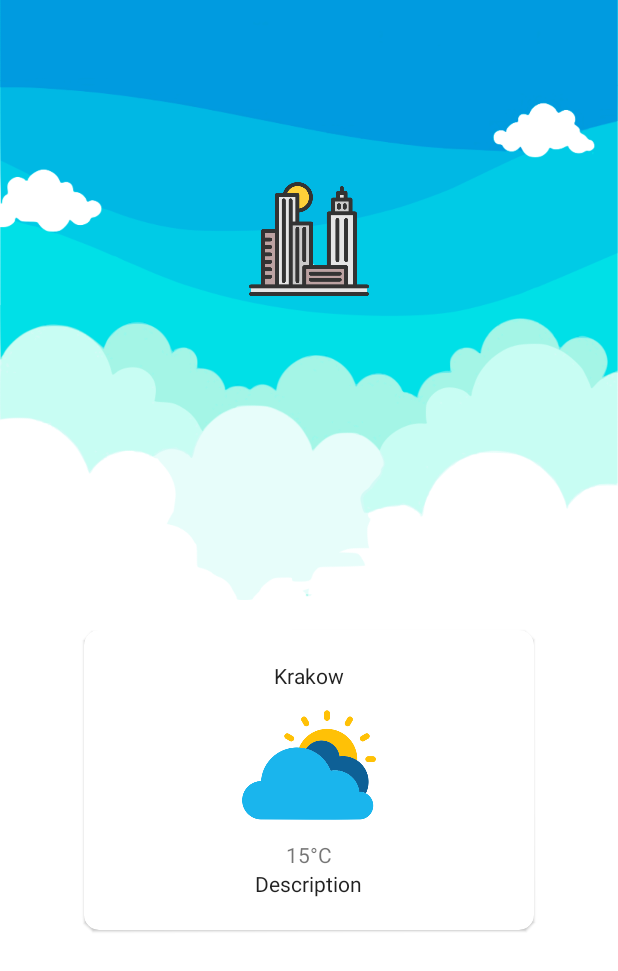
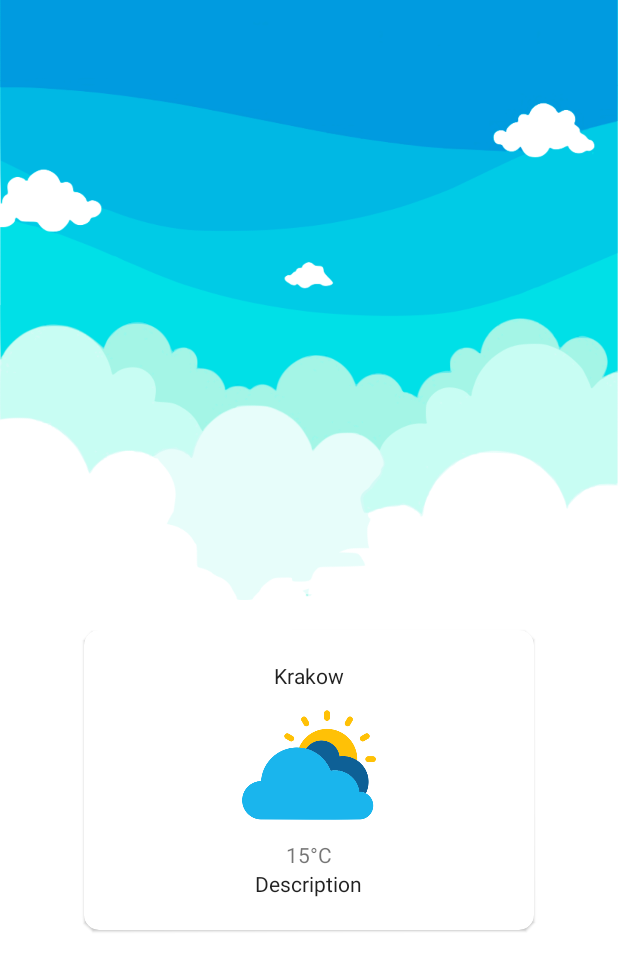
Before and after one commit to rawanmz/YelpApp, an Android app: the layout fragment_weather.xml on its own in the app's theme, with its tools: preview values and no code run, on a phone screen of 412 x 824 dp. Shown: the top 971 px of the screen. Run offline under Robolectric (Android 15) with nearby library versions, the phone set to English and light mode, and no system bars; network calls fail.

Commit message:
Store Search Results Locally using Room Database

```diff
--- a/app/src/main/AndroidManifest.xml
+++ b/app/src/main/AndroidManifest.xml
@@ -19,7 +19,6 @@
         android:roundIcon="@mipmap/ic_launcher_round"
         android:supportsRtl="true"
         android:theme="@style/Theme.YelpApp">
-
         <!--
              The API key for Google Maps-based APIs is defined as a string resource.
              (See the file "res/values/google_maps_api.xml").
--- a/app/src/main/java/com/bignerdranch/android/yelpapp/api/YelpApi.kt
+++ b/app/src/main/java/com/bignerdranch/android/yelpapp/api/YelpApi.kt
@@ -10,7 +10,8 @@ interface YelpApi {
     suspend fun searchRestaurants(
         @Header("Authorization") authHeader: String,
         @Query("term") searchTerm: String,
-        @Query("location") location: String
+        @Query("latitude") lat: String,
+        @Query("longitude") lon:String
     ): RestaurantResponse
 
     @GET("businesses/search")
--- a/app/src/main/java/com/bignerdranch/android/yelpapp/data/Weather.kt
+++ b/app/src/main/java/com/bignerdranch/android/yelpapp/data/Weather.kt
@@ -1,6 +1,5 @@
 package com.bignerdranch.android.yelpapp.data
 
-import com.google.gson.annotations.SerializedName
 
 data class Weather(
     val temp_c: Double,
--- a/app/src/main/res/layout/fragment_weather.xml
+++ b/app/src/main/res/layout/fragment_weather.xml
@@ -1,22 +1,23 @@
 <?xml version="1.0" encoding="utf-8"?>
-<androidx.constraintlayout.widget.ConstraintLayout xmlns:android="http://schemas.android.com/apk/res/android"
+<androidx.constraintlayout.widget.ConstraintLayout
+    xmlns:android="http://schemas.android.com/apk/res/android"
     xmlns:app="http://schemas.android.com/apk/res-auto"
     xmlns:tools="http://schemas.android.com/tools"
     android:layout_width="match_parent"
     android:layout_height="match_parent"
     android:background="@android:color/white"
-    tools:context=".MainActivity">
+>
 
 
-    <ImageView
-        android:layout_width="80dp"
-        android:layout_height="80dp"
-        android:layout_marginBottom="75dp"
-        android:elevation="5dp"
-        android:src="@drawable/town"
-        app:layout_constraintBottom_toBottomOf="@+id/cardview"
-        app:layout_constraintEnd_toEndOf="parent"
-        app:layout_constraintStart_toStartOf="parent" />
+<!--    <ImageView-->
+<!--        android:layout_width="80dp"-->
+<!--        android:layout_height="80dp"-->
+<!--        android:layout_marginBottom="75dp"-->
+<!--        android:elevation="5dp"-->
+<!--        android:src="@drawable/town"-->
+<!--        app:layout_constraintBottom_toBottomOf="@+id/cardview"-->
+<!--        app:layout_constraintEnd_toEndOf="parent"-->
+<!--        app:layout_constraintStart_toStartOf="parent" />-->
 
     <View
 
@@ -47,11 +48,7 @@
             android:gravity="center"
             android:orientation="vertical">
 
-            <EditText
-                android:id="@+id/search_edit"
-                android:layout_width="match_parent"
-                android:layout_height="wrap_content"
-                android:layout_margin="25dp" />
+
         </LinearLayout>
     </androidx.cardview.widget.CardView>
 
@@ -90,8 +87,7 @@
                 android:id="@+id/temp"
                 android:layout_width="wrap_content"
                 android:layout_height="wrap_content"
-                android:text="15°C"
-                />
+                android:text="@string/temp" />
 
             <TextView
                 android:id="@+id/desc"
@@ -104,15 +100,4 @@
         </LinearLayout>
     </androidx.cardview.widget.CardView>
 
-    <com.google.android.material.floatingactionbutton.FloatingActionButton
-        android:id="@+id/floating_search"
-        android:layout_width="wrap_content"
-        android:layout_height="wrap_content"
-        android:layout_marginEnd="40dp"
-        android:src="@drawable/ic_search"
-        app:layout_constraintBottom_toBottomOf="@+id/cardview"
-        app:layout_constraintEnd_toEndOf="parent"
-        app:layout_constraintTop_toTopOf="@+id/cardview"
-        app:layout_constraintVertical_bias="0.0" />
-
 </androidx.constraintlayout.widget.ConstraintLayout>
--- a/app/src/main/res/layout/list_item.xml
+++ b/app/src/main/res/layout/list_item.xml
@@ -2,6 +2,7 @@
 <layout xmlns:tools="http://schemas.android.com/tools"
     xmlns:android="http://schemas.android.com/apk/res/android"
     xmlns:app="http://schemas.android.com/apk/res-auto"
+    android:id="@+id/list_item"
     >
     <data>
         <variable
@@ -19,7 +20,7 @@
             android:layout_width="0dp"
             android:layout_height="wrap_content"
             android:layout_marginStart="8dp"
-            android:layout_marginTop="24dp"
+            android:layout_marginTop="16dp"
             android:layout_marginEnd="8dp"
             android:textSize="20sp"
             android:textStyle="bold"
--- a/app/src/main/res/values/strings.xml
+++ b/app/src/main/res/values/strings.xml
@@ -2,4 +2,7 @@
     <string name="app_name">YelpApp</string>
     <!-- TODO: Remove or change this placeholder text -->
     <string name="hello_blank_fragment">Hello blank fragment</string>
+    <string name="temp">15°C</string>
+    <string name="search">Search</string>
+    <string name="clear_search">Clear Search</string>
 </resources>
--- a/app/src/main/res/values/themes.xml
+++ b/app/src/main/res/values/themes.xml
@@ -1,14 +1,7 @@
 <resources xmlns:tools="http://schemas.android.com/tools">
     <!-- Base application theme. -->
-
-
-
-
-
-
-
-    <style name="Theme.YelpApp" parent="Theme.MaterialComponents.DayNight.NoActionBar">
-        <!-- Primary brand color. -->
+    <style name="Theme.YelpApp"  parent="Theme.MaterialComponents.DayNight.DarkActionBar">
+    <!-- Primary brand color. -->
         <item name="colorPrimary">@color/purple_500</item>
         <item name="colorPrimaryVariant">@color/purple_700</item>
         <item name="colorOnPrimary">@color/white</item>
```
Also changed, not shown: app/build.gradle (+14 -11 lines), app/src/main/java/com/bignerdranch/android/yelpapp/ServiceLocator.kt (+13 -2 lines), app/src/main/java/com/bignerdranch/android/yelpapp/data/YelpRestaurant.kt (+8 -2 lines), app/src/main/java/com/bignerdranch/android/yelpapp/database/YelpDao.kt (added, +17 -0 lines), app/src/main/java/com/bignerdranch/android/yelpapp/database/YelpDatabase.kt (added, +11 -0 lines), app/src/main/java/com/bignerdranch/android/yelpapp/database/YelpTypeConverter.kt (added, +25 -0 lines), app/src/main/java/com/bignerdranch/android/yelpapp/fragment/ListFragment.kt (+43 -10 lines), app/src/main/java/com/bignerdranch/android/yelpapp/fragment/WeatherFragment.kt (+16 -9 lines), app/src/main/java/com/bignerdranch/android/yelpapp/repository/YelpRepo.kt (+23 -5 lines), app/src/main/java/com/bignerdranch/android/yelpapp/viewmodel/RestauratViewModel.kt (+9 -3 lines), app/src/main/res/menu/search.xml (added, +15 -0 lines), app/src/main/res/navigation/my_nav.xml (+14 -0 lines).
